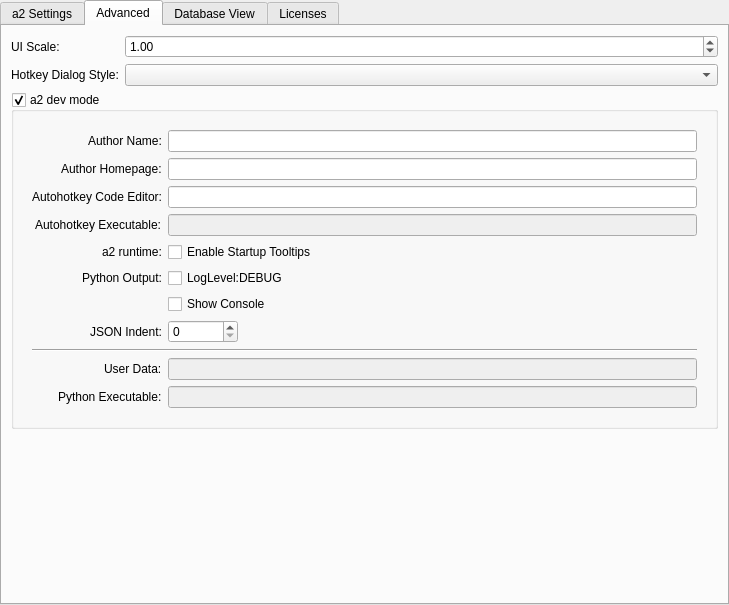
The window that ui/a2widget/a2settings_view.ui (ewerybody/a2) describes before a commit, drawn with Qt 5.
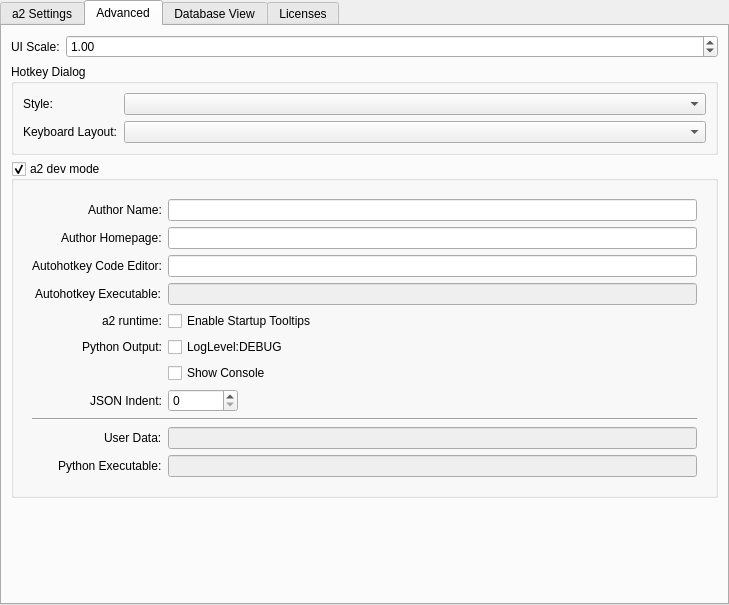
The same window after the commit. The open tabs and pages were chosen to show the change. Custom widgets are drawn as their Qt base class.

Commit message: moved hotkey dialog stuff to Advanced Settings tab

The edit to the form file:
```diff
--- a/ui/a2widget/a2settings_view.ui
+++ b/ui/a2widget/a2settings_view.ui
@@ -78,17 +78,7 @@
            </property>
           </widget>
          </item>
-         <item row="3" column="0">
-          <widget class="QLabel" name="label_13">
-           <property name="text">
-            <string notr="true">Keyboard Layout:</string>
-           </property>
-          </widget>
-         </item>
-         <item row="3" column="1">
-          <widget class="QComboBox" name="hk_dialog_layout"/>
-         </item>
-         <item row="4" column="0" colspan="2">
+         <item row="3" column="0" colspan="2">
           <widget class="Line" name="line_2">
            <property name="sizePolicy">
             <sizepolicy hsizetype="Minimum" vsizetype="Fixed">
@@ -211,7 +201,36 @@
          </property>
         </widget>
        </item>
-       <item row="2" column="0" colspan="2">
+       <item row="1" column="0" colspan="2">
+        <widget class="QGroupBox" name="groupBox">
+         <property name="title">
+          <string>Hotkey Dialog</string>
+         </property>
+         <layout class="QFormLayout" name="formLayout_4">
+          <item row="0" column="0">
+           <widget class="QLabel" name="label_7">
+            <property name="text">
+             <string notr="true">Style:</string>
+            </property>
+           </widget>
+          </item>
+          <item row="0" column="1">
+           <widget class="QComboBox" name="hk_dialog_style"/>
+          </item>
+          <item row="1" column="0">
+           <widget class="QLabel" name="label_13">
+            <property name="text">
+             <string notr="true">Keyboard Layout:</string>
+            </property>
+           </widget>
+          </item>
+          <item row="1" column="1">
+           <widget class="QComboBox" name="hk_dialog_layout"/>
+          </item>
+         </layout>
+        </widget>
+       </item>
+       <item row="3" column="0" colspan="2">
         <widget class="QGroupBox" name="dev_box">
          <property name="title">
           <string notr="true">a2 dev mode</string>
@@ -402,16 +421,6 @@
          </layout>
         </widget>
        </item>
-       <item row="1" column="0">
-        <widget class="QLabel" name="label_7">
-         <property name="text">
-          <string notr="true">Hotkey Dialog Style:</string>
-         </property>
-        </widget>
-       </item>
-       <item row="1" column="1">
-        <widget class="QComboBox" name="hk_dialog_style"/>
-       </item>
       </layout>
      </widget>
      <widget class="QWidget" name="tab_4">
```
The commit also changes 2 other files.
